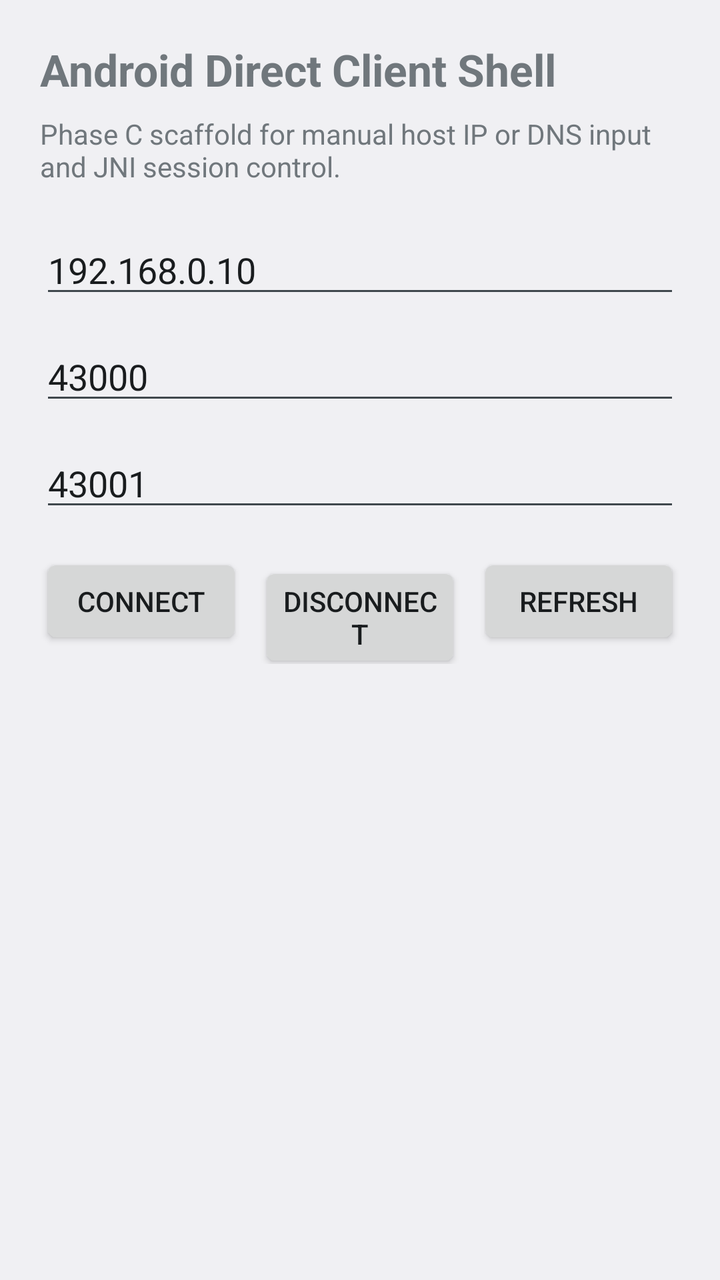
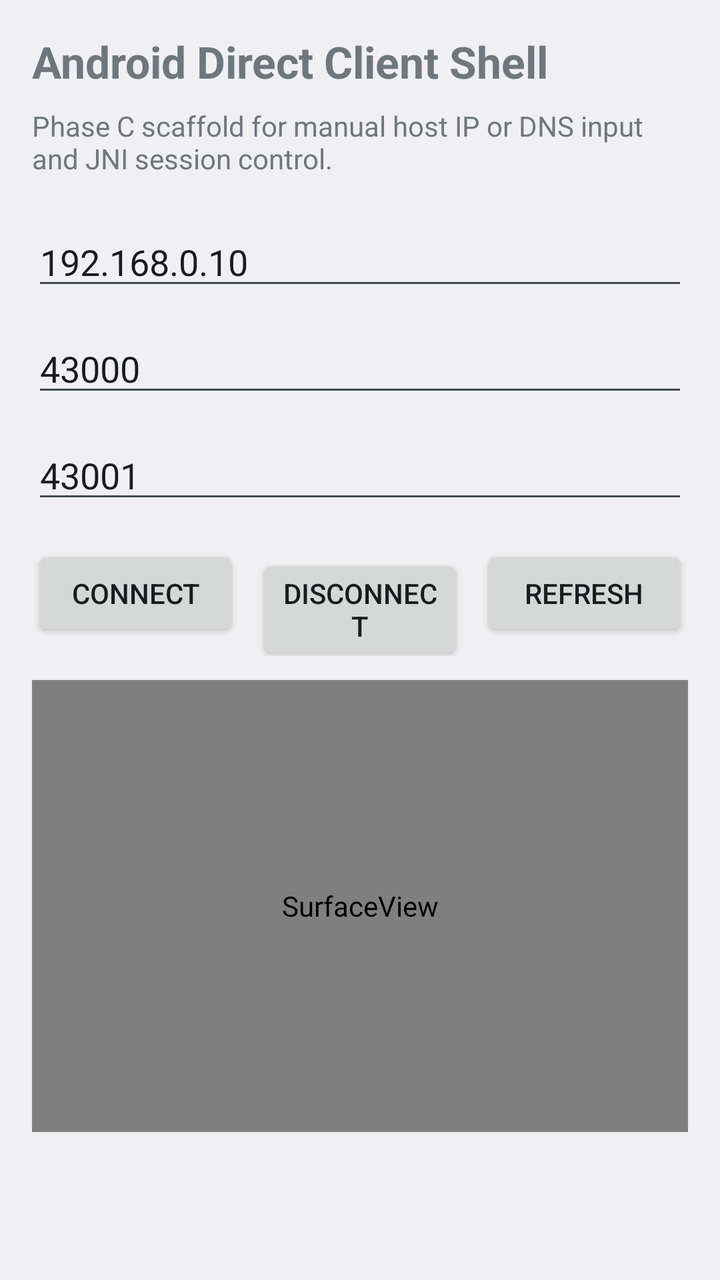

Screens rendered from an Android XML layout before and after an edit, with the pre-edit source and the edit as a unified diff.
<!-- AndroidManifest.xml: application theme Theme.Remote60AndroidDirect -->
<!-- res/layout/activity_main.xml -->
<?xml version="1.0" encoding="utf-8"?>
<ScrollView xmlns:android="http://schemas.android.com/apk/res/android"
    android:layout_width="match_parent"
    android:layout_height="match_parent">

    <LinearLayout
        android:layout_width="match_parent"
        android:layout_height="wrap_content"
        android:orientation="vertical"
        android:padding="20dp">

        <TextView
            android:layout_width="match_parent"
            android:layout_height="wrap_content"
            android:text="@string/shell_title"
            android:textSize="22sp"
            android:textStyle="bold" />

        <TextView
            android:layout_width="match_parent"
            android:layout_height="wrap_content"
            android:layout_marginTop="8dp"
            android:text="@string/shell_subtitle" />

        <EditText
            android:id="@+id/hostInput"
            android:layout_width="match_parent"
            android:layout_height="wrap_content"
            android:layout_marginTop="20dp"
            android:hint="@string/host_hint"
            android:inputType="textUri"
            android:text="192.168.0.10" />

        <EditText
            android:id="@+id/videoPortInput"
            android:layout_width="match_parent"
            android:layout_height="wrap_content"
            android:layout_marginTop="12dp"
            android:hint="@string/video_port_hint"
            android:inputType="number"
            android:text="43000" />

        <EditText
            android:id="@+id/controlPortInput"
            android:layout_width="match_parent"
            android:layout_height="wrap_content"
            android:layout_marginTop="12dp"
            android:hint="@string/control_port_hint"
            android:inputType="number"
            android:text="43001" />

        <LinearLayout
            android:layout_width="match_parent"
            android:layout_height="wrap_content"
            android:layout_marginTop="16dp"
            android:orientation="horizontal">

            <Button
                android:id="@+id/connectButton"
                android:layout_width="0dp"
                android:layout_height="wrap_content"
                android:layout_weight="1"
                android:text="@string/connect_button" />

            <Button
                android:id="@+id/disconnectButton"
                android:layout_width="0dp"
                android:layout_height="wrap_content"
                android:layout_marginStart="8dp"
                android:layout_weight="1"
                android:text="@string/disconnect_button" />

            <Button
                android:id="@+id/refreshButton"
                android:layout_width="0dp"
                android:layout_height="wrap_content"
                android:layout_marginStart="8dp"
                android:layout_weight="1"
                android:text="@string/refresh_button" />
        </LinearLayout>

        <TextView
            android:id="@+id/statusText"
            android:layout_width="match_parent"
            android:layout_height="wrap_content"
            android:layout_marginTop="24dp"
            android:textStyle="bold" />

        <TextView
            android:id="@+id/errorText"
            android:layout_width="match_parent"
            android:layout_height="wrap_content"
            android:layout_marginTop="12dp"
            android:textColor="#B00020" />
    </LinearLayout>
</ScrollView>
<!-- resources referenced by this layout -->
<resources>
  <string name="connect_button">Connect</string>
  <string name="control_port_hint">Control Port</string>
  <string name="disconnect_button">Disconnect</string>
  <string name="host_hint">Host IP or DNS</string>
  <string name="refresh_button">Refresh</string>
  <string name="shell_subtitle">Phase C scaffold for manual host IP or DNS input and JNI session control.</string>
  <string name="shell_title">Android Direct Client Shell</string>
  <string name="video_port_hint">Video Port</string>
  <style name="Theme.Remote60AndroidDirect" parent="@android:style/Theme.DeviceDefault.Light.NoActionBar">
          <item name="android:statusBarColor" tools:targetApi="l">#101820</item>
          <item name="android:navigationBarColor">#101820</item>
      </style>
</resources>

<!-- the commit's change to res/layout/activity_main.xml (unified diff, before → after) -->
@@ -1,13 +1,9 @@
 <?xml version="1.0" encoding="utf-8"?>
-<ScrollView xmlns:android="http://schemas.android.com/apk/res/android"
+<LinearLayout xmlns:android="http://schemas.android.com/apk/res/android"
     android:layout_width="match_parent"
-    android:layout_height="match_parent">
-
-    <LinearLayout
-        android:layout_width="match_parent"
-        android:layout_height="wrap_content"
-        android:orientation="vertical"
-        android:padding="20dp">
+    android:layout_height="match_parent"
+    android:orientation="vertical"
+    android:padding="16dp">
 
         <TextView
             android:layout_width="match_parent"
@@ -79,18 +75,25 @@
                 android:text="@string/refresh_button" />
         </LinearLayout>
 
+        <SurfaceView
+            android:id="@+id/videoSurfaceView"
+            android:layout_width="match_parent"
+            android:layout_height="0dp"
+            android:layout_marginTop="12dp"
+            android:layout_weight="1"
+            android:background="#101010" />
+
         <TextView
             android:id="@+id/statusText"
             android:layout_width="match_parent"
             android:layout_height="wrap_content"
-            android:layout_marginTop="24dp"
+            android:layout_marginTop="12dp"
             android:textStyle="bold" />
 
         <TextView
             android:id="@+id/errorText"
             android:layout_width="match_parent"
             android:layout_height="wrap_content"
-            android:layout_marginTop="12dp"
+            android:layout_marginTop="8dp"
             android:textColor="#B00020" />
-    </LinearLayout>
-</ScrollView>
+</LinearLayout>
